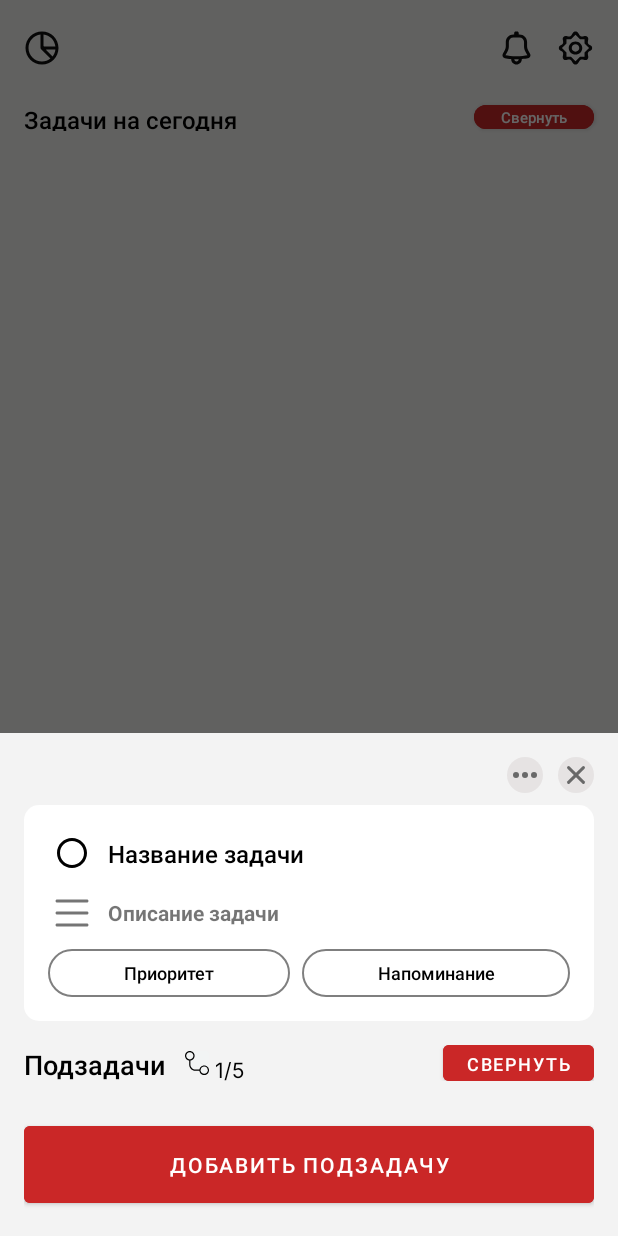
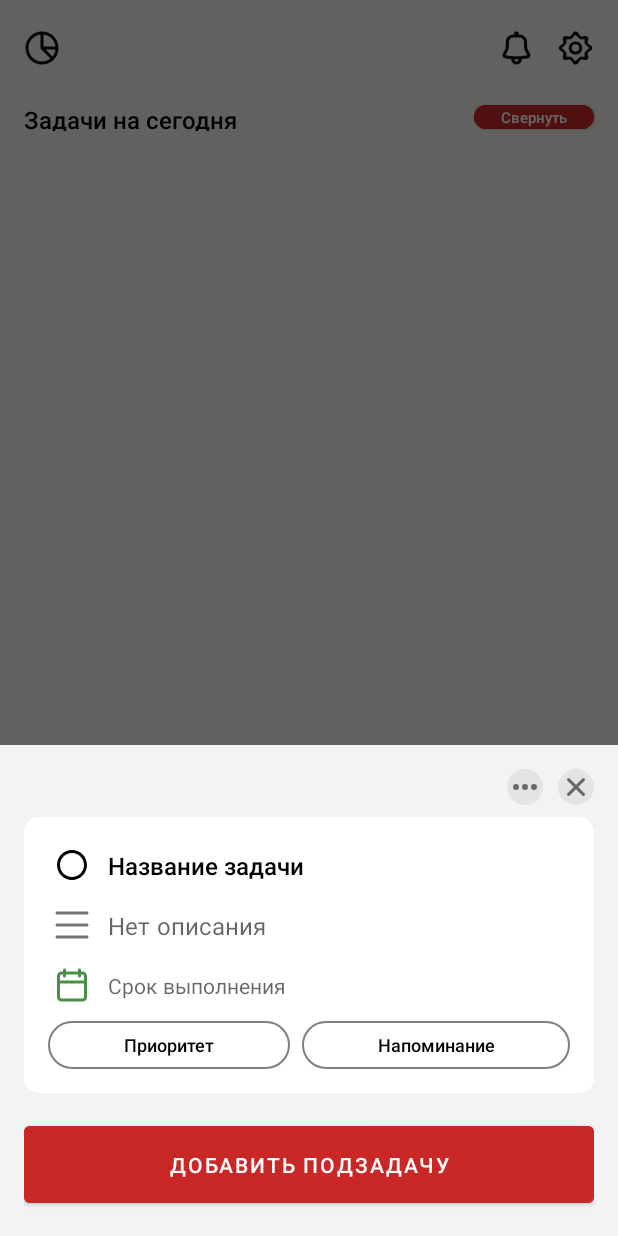
Before and after one commit to MKritskiy/CocoDo, an Android app: the fragment DetailsTaskFragment placed in its activity, on a phone screen of 412 x 824 dp. Run offline under Robolectric (Android 15) with nearby library versions, the phone set to English and light mode, and no system bars; our stand-ins replace Room's generated code; 6 statements that could not run were skipped.

Commit message:
beta 0.0.7.2

```diff
--- a/app/src/main/java/com/example/cocodo/database/TaskDao.java
+++ b/app/src/main/java/com/example/cocodo/database/TaskDao.java
@@ -41,7 +41,8 @@ public interface TaskDao {
 
     @Delete
     void deleteSubTask(SubTask subTask);
-
+    @Query("SELECT * FROM tasks WHERE isCompleted = 1 ORDER BY completed_at ASC")
+    List<Task> getCompletedTasksSortedByDate();
     @Query("DELETE FROM subtasks")
     void deleteAllSubTasks();
 
@@ -49,7 +50,8 @@ public interface TaskDao {
     List<SubTask> getAllSubTasks(int taskId);
     @Query("SELECT * FROM subtasks WHERE task_id=:taskId AND isCompleted = 0")
     List<SubTask> getAllUncheckedSubTasks(int taskId);
-
+    @Query("SELECT * FROM subtasks WHERE task_id=:taskId AND isCompleted = 1")
+    List<SubTask> getAllCheckedSubTasks(int taskId);
     @Query("SELECT * FROM tasks WHERE id = :taskId")
     Task getTaskById(int taskId);
 
--- a/app/src/main/java/com/example/cocodo/ui/fragments/DetailsTaskFragment.java
+++ b/app/src/main/java/com/example/cocodo/ui/fragments/DetailsTaskFragment.java
@@ -49,7 +49,7 @@ import java.util.concurrent.TimeUnit;
 
 public class DetailsTaskFragment extends DialogFragment
         implements DatePickerDialog.OnDateSetListener,
-        TimePickerDialog.OnTimeSetListener {
+        TimePickerDialog.OnTimeSetListener  {
 
     public interface OnFragmentButtonClickListener {
         void addTaskButtonClick(int taskId);
@@ -74,12 +74,13 @@ public class DetailsTaskFragment extends DialogFragment
 
 
     private EditText taskNameEditText, descriptionEditText;
-    private TextView priority_textView, date_textView;
+    private TextView priority_textView, dateTextView, subtaskCountTextView;
     private Button deadlineButton, priorityButton, reminderButton, addButton, closeButton;
-    private LinearLayout priorityLayout;
+    private LinearLayout priorityLayout, dateLayout, subtaskHeader;
     private CheckBox checkBox;
-    ImageView priority_image;
+    ImageView priorityImage;
 
+    int subTaskCheckedListSize, subTaskAllListSize;
     private int day, month, year, hour, minute;
     private static int taskId;
     int dayFinal, monthFinal, yearFinal, hourFinal, minuteFinal;
@@ -121,14 +122,23 @@ public class DetailsTaskFragment extends DialogFragment
                              Bundle savedInstanceState) {
         View rootView = inflater.inflate(R.layout.task_details_fragment, container, false);
         taskId = getArguments().getInt("taskId");
-        recyclerView = rootView.findViewById(R.id.recycler_view_details_subtasks);
         Log.d("TAG", String.valueOf(taskId));
         Context context = getContext().getApplicationContext();
+        recyclerView = rootView.findViewById(R.id.recycler_view_details_subtasks);
         taskNameEditText = rootView.findViewById(R.id.task_details_edit_text);
-        date_textView = rootView.findViewById(R.id.text_details_date);
+        descriptionEditText = rootView.findViewById(R.id.edit_details_desc);
+        dateLayout = rootView.findViewById(R.id.task_details_date_layout);
+        dateTextView = rootView.findViewById(R.id.text_details_date);
+        checkBox = rootView.findViewById(R.id.task_completing);
+        priorityImage = rootView.findViewById(R.id.priority_image);
+        priority_textView = rootView.findViewById(R.id.text_details_priority);
+        priorityLayout = (LinearLayout) rootView
+                .findViewById(R.id.task_details_priority_layout);
+        priorityButton = (Button) rootView.findViewById(R.id.details_priority_button);
+        addButton = (Button) rootView.findViewById(R.id.button_details_add_subtask);
+        subtaskHeader = rootView.findViewById(R.id.subtask_header);
+        subtaskCountTextView = rootView.findViewById(R.id.subtask_count_text_view);
         ExecutorService executorService = Executors.newSingleThreadExecutor();
-
-        checkBox = rootView.findViewById(R.id.task_completing);
         executorService.execute(new Runnable() {
             @Override
             public void run() {
@@ -137,6 +147,11 @@ public class DetailsTaskFragment extends DialogFragment
                         .getDatabase(context)
                         .taskDao()
                         .getAllUncheckedSubTasks(taskId);
+                subTaskAllListSize = MyDatabase
+                        .getDatabase(context)
+                        .taskDao()
+                        .getAllSubTasks(taskId).size();
+                subTaskCheckedListSize = subTaskAllListSize-subTaskList.size();
                 currentTask = MyDatabase
                         .getDatabase(context)
                         .taskDao()
@@ -146,17 +161,13 @@ public class DetailsTaskFragment extends DialogFragment
                         context,
                         subTaskList,
                         recyclerView,
-                        MyDatabase.getDatabase(context).taskDao());
+                        MyDatabase.getDatabase(context).taskDao(), subtaskCountTextView, subTaskAllListSize);
                 recyclerView.setAdapter(adapter);
             }
         });
         executorService.shutdown();
 
-        priority_image = rootView.findViewById(R.id.priority_image);
-        priority_textView = rootView.findViewById(R.id.text_details_priority);
-        checkBox = rootView.findViewById(R.id.task_completing);
-        priorityLayout = (LinearLayout) rootView
-                .findViewById(R.id.task_details_priority_layout);
+
         Handler handler = new Handler();
         priorityLayout.setOnClickListener(new View.OnClickListener() {
             @Override
@@ -173,7 +184,6 @@ public class DetailsTaskFragment extends DialogFragment
                 }
             }
         });
-        priorityButton = (Button) rootView.findViewById(R.id.details_priority_button);
 
         priorityButton.setOnClickListener(new View.OnClickListener() {
             @Override
@@ -191,23 +201,36 @@ public class DetailsTaskFragment extends DialogFragment
             }
         });
 
-        addButton = (Button) rootView.findViewById(R.id.button_details_add_subtask);
         addButton.setOnClickListener(new View.OnClickListener() {
             @Override
             public void onClick(View view) {
                 fragmentButtonClickListener.addTaskButtonClick(getArguments().getInt("taskId"));
             }
         });
+        dateLayout.setOnClickListener(new View.OnClickListener() {
+            @Override
+            public void onClick(View v) {
+                Calendar calendar = Calendar.getInstance();
+                year = calendar.get(Calendar.YEAR);
+                month = calendar.get(Calendar.MONTH);
+                day = calendar.get(Calendar.DAY_OF_MONTH);
+
+                DatePickerDialog datePickerDialog = new DatePickerDialog(getContext(), DetailsTaskFragment.this,
+                        year, month, day);
+                datePickerDialog.show();
+            }
+        });
         try {
             executorService.awaitTermination(Long.MAX_VALUE, TimeUnit.NANOSECONDS);
             downloadPriority();
             taskNameEditText.setText(currentTask.getTaskName());
-            if (currentTask.getTaskTime()!=null)
-                date_textView.setText(currentTask.getTaskTime());
-            else {
-                LinearLayout dateLayout = rootView.findViewById(R.id.task_details_date_layout);
-                dateLayout.setVisibility(View.GONE);
-            }
+            if (currentTask.getTaskTime() != null)
+                dateTextView.setText(currentTask.getTaskTime());
+            if (currentTask.getTaskDesc()!=null)
+                descriptionEditText.setText(currentTask.getTaskDesc());
+            if (subTaskCheckedListSize <1)
+                subtaskHeader.setVisibility(View.GONE);
+            subtaskCountTextView.setText(subTaskCheckedListSize + "/" + subTaskAllListSize);
         } catch (InterruptedException ignored) {
         }
         return rootView;
@@ -234,7 +257,7 @@ public class DetailsTaskFragment extends DialogFragment
             @Override
             public void run() {
                 subTaskList = MyDatabase.getDatabase(context).taskDao().getAllUncheckedSubTasks(taskId);
-                adapter = new RecyclerSubTaskListAdapter(context, subTaskList, recyclerView, MyDatabase.getDatabase(context).taskDao());
+                adapter = new RecyclerSubTaskListAdapter(context, subTaskList, recyclerView, MyDatabase.getDatabase(context).taskDao(),subtaskCountTextView, subTaskAllListSize );
                 recyclerView.setAdapter(adapter);
             }
         }).start();
@@ -255,9 +278,14 @@ public class DetailsTaskFragment extends DialogFragment
                 MyDatabase.getDatabase(getContext()).taskDao().
                         insertSubTask(newSubTask);
                 subTaskList.add(newSubTask);
+                subTaskAllListSize++;
+                if (subTaskList.size()>0)
+                    subtaskHeader.setVisibility(View.VISIBLE);
+                subtaskCountTextView.setText(subTaskCheckedListSize + "/" + subTaskAllListSize);
             }
         }).start();
         adapter.notifyDataSetChanged();
+
     }
 
     public void setPriority(int priority) {
@@ -276,24 +304,25 @@ public class DetailsTaskFragment extends DialogFragment
     private void setPriorityImage(int priority) {
         switch (priority) {
             case 1:
-                priority_image.setImageResource(R.drawable.flag_red);
+                priorityImage.setImageResource(R.drawable.flag_red);
                 checkBox.setButtonTintList(ColorStateList.valueOf(ContextCompat.getColor(getContext().getApplicationContext(), R.color.coco_red)));
                 break;
             case 2:
-                priority_image.setImageResource(R.drawable.flag_green);
+                priorityImage.setImageResource(R.drawable.flag_green);
                 checkBox.setButtonTintList(ColorStateList.valueOf(ContextCompat.getColor(getContext().getApplicationContext(), R.color.green)));
                 break;
             case 3:
-                priority_image.setImageResource(R.drawable.flag_blue);
+                priorityImage.setImageResource(R.drawable.flag_blue);
                 checkBox.setButtonTintList(ColorStateList.valueOf(ContextCompat.getColor(getContext().getApplicationContext(), R.color.blue)));
                 break;
             default:
-                priority_image.setImageResource(R.drawable.flag_red);
+                priorityImage.setImageResource(R.drawable.flag_red);
                 checkBox.setButtonTintList(ColorStateList.valueOf(ContextCompat.getColor(getContext().getApplicationContext(), R.color.black)));
-
                 break;
         }
     }
+
+
 
     @Override
     public void onStart() {
@@ -311,18 +340,22 @@ public class DetailsTaskFragment extends DialogFragment
     public void onPause() {
         super.onPause();
         Log.i("TAG", "onPause: ");
-        if (taskNameEditText.getText().toString()!=currentTask.getTaskName()){
+
+        currentTask.setIsCompleted(checkBox.isChecked() ? 1 : 0);
         currentTask.setTaskName(taskNameEditText.getText().toString());
-            currentTask.setIsCompleted(checkBox.isChecked()?1:0);
+        currentTask.setTaskDesc(descriptionEditText.getText().toString());
+        currentTask.setTaskTime(dateTextView.getText().toString());
+
+
         ExecutorService executorService = Executors.newSingleThreadExecutor();
         executorService.execute(new Runnable() {
             @Override
             public void run() {
                 MyDatabase.getDatabase(getContext().getApplicationContext()).taskDao().update(currentTask);
+                fragmentButtonClickListener.updateTaskRecView();
             }
         });
-        }
-        fragmentButtonClickListener.updateTaskRecView();
+
         dismiss();
         getParentFragmentManager().beginTransaction().remove(getParentFragmentManager().findFragmentById(android.R.id.content)).commit();
 
@@ -350,9 +383,9 @@ public class DetailsTaskFragment extends DialogFragment
         deadline = dayFinal + " " +
                 monthNames[monthFinal - 1] + " " +
                 yearFinal + " " +
-                hourFinal + ":" +
-                minuteFinal;
-        deadlineButton.setText(deadline);
+                (hourFinal < 10 ? "0" + hourFinal : hourFinal) + ":" +
+                (minuteFinal < 10 ? "0" + minuteFinal : minuteFinal);
+        dateTextView.setText(deadline);
     }
 
 }
--- a/app/src/main/java/com/example/cocodo/ui/fragments/HeaderFragment.java
+++ b/app/src/main/java/com/example/cocodo/ui/fragments/HeaderFragment.java
@@ -1,21 +1,78 @@
 package com.example.cocodo.ui.fragments;
 
+import android.app.Dialog;
+import android.content.Context;
+import android.graphics.Color;
+import android.graphics.drawable.ColorDrawable;
 import android.os.Bundle;
+import android.view.Gravity;
 import android.view.LayoutInflater;
 import android.view.View;
 import android.view.ViewGroup;
+import android.view.Window;
+import android.view.WindowManager;
+import android.widget.ImageButton;
 
 import androidx.annotation.NonNull;
 import androidx.annotation.Nullable;
+import androidx.fragment.app.DialogFragment;
 import androidx.fragment.app.Fragment;
 
 import com.example.cocodo.R;
 
-public class HeaderFragment extends Fragment {
+public class HeaderFragment extends DialogFragment {
+
+    public interface CharPieButtonClickListener {
+        public void onCharPieButtonClick();
+    }
+    private CharPieButtonClickListener charPieButtonClickListener;
+
+    @Override
+    public void onAttach(@NonNull Context context) {
+        super.onAttach(context);
+        try {
+            charPieButtonClickListener = (HeaderFragment.CharPieButtonClickListener) context;
+        } catch (ClassCastException e) {
+            throw new ClassCastException(context.toString()
+                    + " должен реализовывать интерфейс OnFragmentButtonClickListener");
+        }
+    }
+
+    @NonNull
+    @Override
+    public Dialog onCreateDialog(@Nullable Bundle savedInstanceState) {
+        Dialog dialog = new Dialog(getActivity(), R.style.DialogStyle);
+        dialog.requestWindowFeature(Window.FEATURE_NO_TITLE);
+        dialog.setCancelable(true);
+        dialog.setContentView(R.layout.task_details_fragment);
+        Window window = dialog.getWindow();
+
+        if (window != null) {
+            // Устанавливаем фон фрагмента прозрачным, чтобы была видна нижняя часть экрана
+            window.setBackgroundDrawable(new ColorDrawable(Color.TRANSPARENT));
+            // Устанавливаем анимацию для плавного выплывания
+            window.setWindowAnimations(R.style.DialogAnimation);
+            // Устанавливаем параметры для расположения фрагмента внизу экрана
+            WindowManager.LayoutParams params = window.getAttributes();
+            params.gravity = Gravity.BOTTOM;
+            params.width = ViewGroup.LayoutParams.MATCH_PARENT;
+            params.height = ViewGroup.LayoutParams.WRAP_CONTENT;
+            window.setAttributes(params);
+        }
+        return dialog;
+    }
+    ImageButton charPieButton;
     @Nullable
     @Override
     public View onCreateView(@NonNull LayoutInflater inflater, @Nullable ViewGroup container, @Nullable Bundle savedInstanceState) {
         View view = inflater.inflate(R.layout.header_fragment, container, false);
+        charPieButton = view.findViewById(R.id.charPieButton);
+        charPieButton.setOnClickListener(new View.OnClickListener() {
+            @Override
+            public void onClick(View v) {
+                charPieButtonClickListener.onCharPieButtonClick();
+            }
+        });
         return view;
     }
 
--- a/app/src/main/java/com/example/cocodo/utils/RecyclerSubTaskListAdapter.java
+++ b/app/src/main/java/com/example/cocodo/utils/RecyclerSubTaskListAdapter.java
@@ -3,6 +3,7 @@ package com.example.cocodo.utils;
 import android.annotation.SuppressLint;
 import android.content.Context;
 import android.os.Handler;
+import android.util.Log;
 import android.view.LayoutInflater;
 import android.view.View;
 import android.view.ViewGroup;
@@ -25,7 +26,10 @@ public class RecyclerSubTaskListAdapter extends RecyclerView.Adapter<RecyclerSub
     private final Context mContext;
     private final RecyclerView recyclerView;
 
+    private int subTaskCheckedListSize;
+    private int subTaskAllListSize;
 
+    private final TextView textView;
     private OnItemClickListener listener;
 
     // Добавляем переменную OnItemClickListener
@@ -40,9 +44,17 @@ public class RecyclerSubTaskListAdapter extends RecyclerView.Adapter<RecyclerSub
 
     TaskDao taskDao;
 
-    public RecyclerSubTaskListAdapter(Context context, List<SubTask> subTaskList, RecyclerView recyclerView, TaskDao taskDao) {
+    public RecyclerSubTaskListAdapter(
+            Context context,
+            List<SubTask> subTaskList,
+            RecyclerView recyclerView,
+            TaskDao taskDao, TextView textView, int allTaskCount) {
         this.mContext = context;
         this.subTaskList = subTaskList;
+        this.textView = textView;
+        subTaskAllListSize = allTaskCount;
+        subTaskCheckedListSize = subTaskAllListSize- subTaskList.size();
+
         this.inflater = LayoutInflater.from(context);
         this.recyclerView = recyclerView;
         this.taskDao = taskDao;
@@ -112,6 +124,8 @@ public class RecyclerSubTaskListAdapter extends RecyclerView.Adapter<RecyclerSub
                     int completed = isChecked ? 1 : 0;
                     removedTask.setIsCompleted(completed);
                     updateTask(removedTask);
+                    subTaskCheckedListSize++;
+                    textView.setText(subTaskCheckedListSize + "/" + subTaskAllListSize);
                     notifyItemRemoved(pos);
                     showSnackbar(removedTask, pos, holder);
                 }
@@ -139,6 +153,8 @@ public class RecyclerSubTaskListAdapter extends RecyclerView.Adapter<RecyclerSub
                 removedTask.setIsCompleted(0);
                 updateTask(removedTask);
                 holder.checkBox.setChecked(false);
+                subTaskCheckedListSize--;
+                textView.setText(subTaskCheckedListSize + "/" + subTaskAllListSize);
             }
         };
 
--- /dev/null
+++ b/app/src/main/res/drawable/back_arrow.xml
@@ -0,0 +1,4 @@
+<vector android:height="24dp" android:viewportHeight="17"
+    android:viewportWidth="17" android:width="24dp" xmlns:android="http://schemas.android.com/apk/res/android">
+    <path android:fillAlpha="0.5" android:fillColor="#000000" android:pathData="M0.293,7.793C-0.098,8.183 -0.098,8.817 0.293,9.207L6.657,15.571C7.047,15.962 7.681,15.962 8.071,15.571C8.462,15.181 8.462,14.547 8.071,14.157L2.414,8.5L8.071,2.843C8.462,2.453 8.462,1.819 8.071,1.429C7.681,1.038 7.047,1.038 6.657,1.429L0.293,7.793ZM17,7.5L1,7.5L1,9.5L17,9.5L17,7.5Z"/>
+</vector>
--- a/app/src/main/res/layout/list_item.xml
+++ b/app/src/main/res/layout/list_item.xml
@@ -11,7 +11,7 @@
         android:layout_height="32dp"
         android:layout_gravity="center_vertical"
         android:button="@drawable/checkbox_selector"
-        android:theme="@style/CheckBoxStyle"
+        android:theme="@style/MyCheckBoxStyle"
         />
 
     <LinearLayout
--- a/app/src/main/res/layout/task_details_fragment.xml
+++ b/app/src/main/res/layout/task_details_fragment.xml
@@ -4,7 +4,7 @@
     android:layout_width="match_parent"
     android:layout_height="match_parent"
     android:layout_gravity="bottom"
-    android:animation="@anim/slide_up">
+>
 
     <androidx.core.widget.NestedScrollView
         android:layout_width="match_parent"
@@ -71,26 +71,22 @@
                         android:layout_width="32dp"
                         android:layout_height="32dp"
                         android:layout_gravity="center_vertical"
-                        android:button="@drawable/checkbox_selector"
-                        android:theme="@style/CheckBoxStyle"
-                         />
-
+                        android:button="@drawable/checkbox_selector" />
 
 
                     <EditText
                         android:id="@+id/task_details_edit_text"
-                        android:layout_width="wrap_content"
+                        android:layout_width="0dp"
                         android:layout_height="wrap_content"
-                        android:layout_marginLeft="8dp"
+                        android:layout_marginStart="8dp"
+                        android:layout_weight="1"
+                        android:background="@android:color/transparent"
                         android:fontFamily="@font/inter_semibold"
-                        android:textColor="#000000"
-                        android:layout_weight="1"
                         android:hint="Введите название задачи"
+                        android:text="Название задачи"
+                        android:textColor="@color/black"
                         android:textSize="16sp"
-                        android:text="Название задачи"
-                        android:visibility="visible"
-                        android:background="@android:color/transparent"
-                        />
+                        android:visibility="visible" />
 
                 </LinearLayout>
 
@@ -109,23 +105,17 @@
                         app:srcCompat="@drawable/description"
                         app:tint="#757575" />
 
-                    <TextView
-                        android:id="@+id/text_details_desc"
-                        android:layout_width="wrap_content"
-                        android:layout_height="wrap_content"
-                        android:layout_marginLeft="8dp"
-                        android:onClick="onDescClicked"
-                        android:text="Описание задачи"
-                        android:textStyle="bold" />
-
                     <EditText
                         android:id="@+id/edit_details_desc"
                         android:layout_width="match_parent"
-                        android:layout_height="match_parent"
-                        android:hint="Введите описание задачи"
-                        android:padding="16dp"
-                        android:text="Описание задачи"
-                        android:visibility="gone" />
+                        android:layout_height="wrap_content"
+                        android:layout_marginStart="8dp"
+                        android:background="@android:color/transparent"
+                        android:fontFamily="@font/inter"
+                        android:hint="Нет описания"
+                        android:textColor="@color/black"
+                        android:textSize="16sp"
+                        android:visibility="visible" />
 
                 </LinearLayout>
 
@@ -150,7 +140,7 @@
                         android:layout_height="wrap_content"
                         android:layout_marginLeft="8dp"
                         android:fontFamily="@font/inter"
-                        android:text="сегодня 16:00"
+                        android:hint="Срок выполнения"
                         android:textColor="#000000"
                         android:textSize="14sp" />
 
@@ -278,7 +268,7 @@
                     app:srcCompat="@drawable/many" />
 
                 <TextView
-                    android:id="@+id/textView"
+                    android:id="@+id/subtask_count_text_view"
                     android:layout_width="wrap_content"
                     android:layout_height="match_parent"
                     android:layout_marginTop="4dp"
@@ -310,7 +300,9 @@
                 app:layout_constraintBottom_toTopOf="@+id/button_details_add_subtask"
                 app:layout_constraintEnd_toEndOf="parent"
                 app:layout_constraintStart_toStartOf="parent"
-                app:layout_constraintTop_toBottomOf="@+id/subtask_header" />
+                app:layout_constraintTop_toBottomOf="@+id/subtask_header">
+
+            </androidx.recyclerview.widget.RecyclerView>
 
             <Button
                 android:id="@+id/button_details_add_subtask"
--- a/app/src/main/res/values/styles.xml
+++ b/app/src/main/res/values/styles.xml
@@ -20,7 +20,7 @@
         <item name="android:windowExitAnimation">@anim/fade_out</item>
     </style>
 
-    <style name="CheckBoxStyle" parent="@android:style/Widget.CompoundButton.CheckBox">
+    <style name="MyCheckBoxStyle" parent="@android:style/Widget.CompoundButton.CheckBox">
         <item name="android:stateListAnimator">@anim/checkbox_draw_anim</item>
     </style>
 </resources>
```
Also changed, not shown: app/src/main/java/com/example/cocodo/MainActivity.java (+7 -5 lines), app/src/main/java/com/example/cocodo/database/MyDatabase.java (+16 -2 lines), app/src/main/java/com/example/cocodo/ui/fragments/ProductivityFragment.java (added, +29 -0 lines), app/src/main/java/com/example/cocodo/utils/Converters.java (added, +19 -0 lines), app/src/main/java/com/example/cocodo/utils/Task.java (+11 -1 lines), app/src/main/java/com/example/cocodo/utils/UnstopableCalculator.java (added, +81 -0 lines), app/src/main/res/drawable/history.xml (added, +12 -0 lines), app/src/main/res/drawable/parameters_icon.xml (added, +18 -0 lines), app/src/main/res/layout/productivity_fragment.xml (added, +163 -0 lines). Lines whose indentation alone changed are shown as unchanged.
